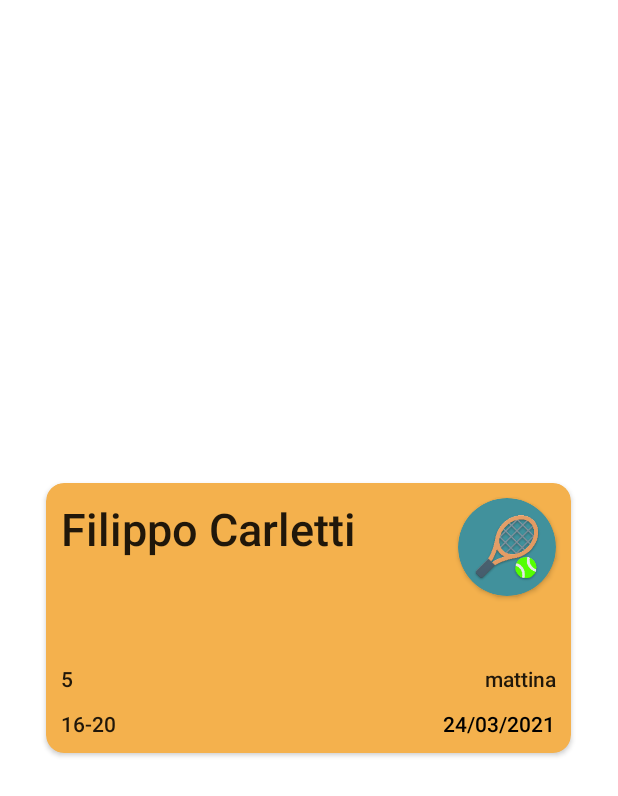
After one commit to pippetto17/APP, an Android app: the layout item2.xml on its own in the app's theme, with its tools: preview values and no code run, on a phone screen of 412 x 824 dp. The commit adds this screen. Shown: the top 796 px of the screen. Run offline under Robolectric (Android 15) with nearby library versions, the phone set to English and light mode, and no system bars.

Commit message:
creato items per la recycleView del fragment_search

```diff
--- a/APP/app/src/main/res/layout/activity_main.xml
+++ b/APP/app/src/main/res/layout/activity_main.xml
@@ -26,9 +26,11 @@
         android:layout_marginTop="-200px"
         app:defaultNavHost="true"
         app:layout_constraintBottom_toTopOf="@id/nav_view"
+        app:layout_constraintHorizontal_bias="0.0"
         app:layout_constraintLeft_toLeftOf="parent"
         app:layout_constraintRight_toRightOf="parent"
         app:layout_constraintTop_toTopOf="parent"
+        app:layout_constraintVertical_bias="1.0"
         app:navGraph="@navigation/mobile_navigation" />
 
 </androidx.constraintlayout.widget.ConstraintLayout>
--- /dev/null
+++ b/APP/app/src/main/res/layout/item2.xml
@@ -0,0 +1,90 @@
+<?xml version="1.0" encoding="utf-8"?>
+<?xml version="1.0" encoding="utf-8"?>
+<androidx.cardview.widget.CardView xmlns:android="http://schemas.android.com/apk/res/android"
+    xmlns:app="http://schemas.android.com/apk/res-auto"
+    xmlns:tools="http://schemas.android.com/tools"
+    android:layout_width="350dp"
+    android:layout_height="180dp"
+    android:layout_gravity="center"
+    app:cardBackgroundColor="#F4B14D"
+    app:cardCornerRadius="12dp">
+
+    <androidx.constraintlayout.widget.ConstraintLayout
+        android:layout_width="match_parent"
+        android:layout_height="match_parent">
+
+        <androidx.cardview.widget.CardView
+            android:layout_width="65dp"
+            android:layout_height="65dp"
+            app:cardBackgroundColor="#41919C"
+            app:cardCornerRadius="50dp"
+            android:layout_margin="10dp"
+            app:layout_constraintEnd_toEndOf="parent"
+            app:layout_constraintTop_toTopOf="parent">
+
+            <ImageView
+                android:id="@+id/imageView"
+                android:layout_width="wrap_content"
+                android:layout_height="wrap_content"
+                android:layout_gravity="center"
+                app:srcCompat="@drawable/ic_tennis" />
+        </androidx.cardview.widget.CardView>
+
+        <TextView
+            android:id="@+id/CNameAdv"
+            android:layout_width="wrap_content"
+            android:layout_height="wrap_content"
+            android:maxWidth="280dp"
+            android:maxHeight="80dp"
+            android:text="Filippo Carletti"
+            android:layout_margin="10dp"
+            android:textAppearance="@style/TextAppearance.AppCompat.Body2"
+            android:textSize="30sp"
+            app:layout_constraintStart_toStartOf="parent"
+            app:layout_constraintTop_toTopOf="parent" />
+
+        <TextView
+            android:id="@+id/CAgeAdv"
+            android:layout_width="wrap_content"
+            android:layout_height="wrap_content"
+            android:text="16-20"
+            android:textAppearance="@style/TextAppearance.AppCompat.Body2"
+            android:layout_margin="10dp"
+            app:layout_constraintBottom_toBottomOf="parent"
+            app:layout_constraintStart_toStartOf="parent" />
+
+        <TextView
+            android:id="@+id/ModMatchAdv"
+            android:layout_width="wrap_content"
+            android:layout_height="wrap_content"
+            android:text="5"
+            android:textAppearance="@style/TextAppearance.AppCompat.Body2"
+            android:layout_marginBottom="40dp"
+            android:layout_marginStart="10dp"
+            app:layout_constraintBottom_toBottomOf="parent"
+            app:layout_constraintStart_toStartOf="parent" />
+
+        <TextView
+            android:id="@+id/TimeMatchAdv"
+            android:layout_width="wrap_content"
+            android:layout_height="wrap_content"
+            android:text="mattina"
+            android:layout_marginBottom="40dp"
+            android:layout_marginEnd="10dp"
+            android:textAppearance="@style/TextAppearance.AppCompat.Body2"
+            app:layout_constraintBottom_toBottomOf="parent"
+            app:layout_constraintEnd_toEndOf="parent" />
+
+        <TextView
+            android:id="@+id/DateMatchAdv"
+            android:layout_width="75dp"
+            android:layout_height="wrap_content"
+            android:text="24/03/2021"
+            android:textAppearance="@style/TextAppearance.AppCompat.Body2"
+            android:textColor="@color/black"
+            android:layout_margin="10dp"
+            app:layout_constraintBottom_toBottomOf="parent"
+            app:layout_constraintEnd_toEndOf="parent" />
+
+    </androidx.constraintlayout.widget.ConstraintLayout>
+</androidx.cardview.widget.CardView>
--- a/APP/app/src/main/res/navigation/mobile_navigation.xml
+++ b/APP/app/src/main/res/navigation/mobile_navigation.xml
@@ -3,7 +3,7 @@
     xmlns:app="http://schemas.android.com/apk/res-auto"
     xmlns:tools="http://schemas.android.com/tools"
     android:id="@+id/mobile_navigation"
-    app:startDestination="@+id/navigation_add">
+    app:startDestination="@+id/navigation_search">
 
     <fragment
         android:id="@+id/navigation_search"
```
Also changed, not shown: APP/app/src/main/res/layout/fragment_search.xml (+11 -87 lines), APP/app/src/main/res/layout/item.xml (added, +89 -0 lines).
